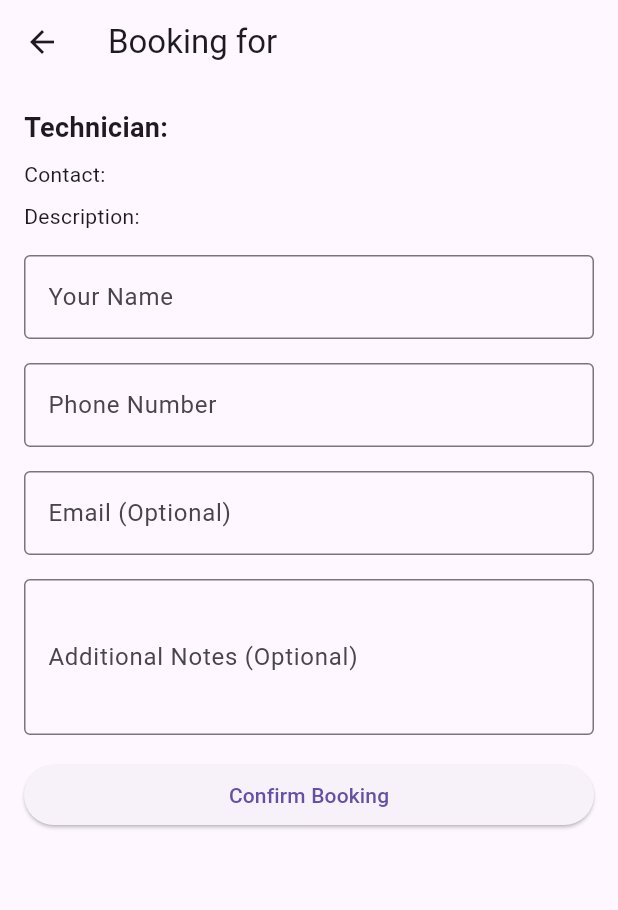
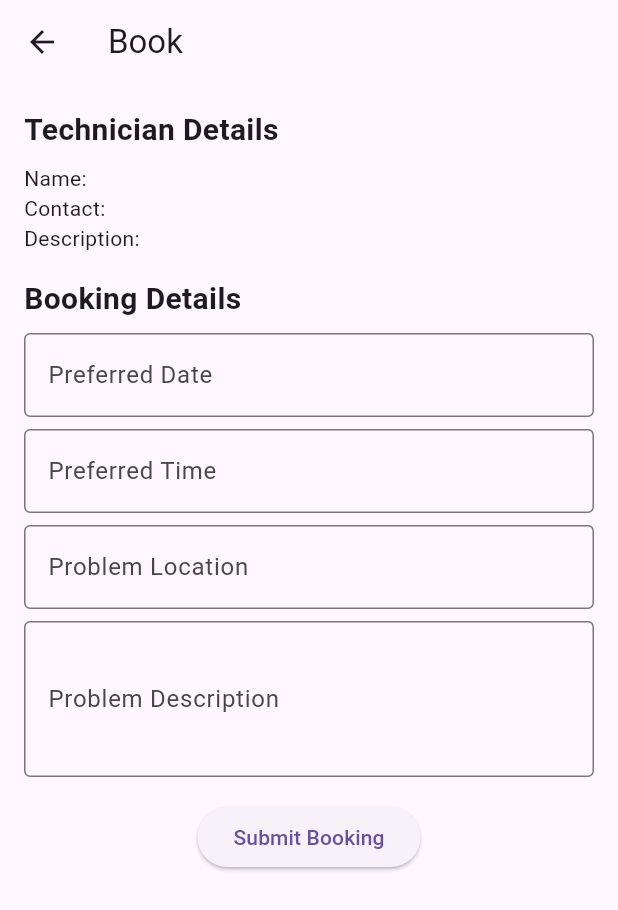
Before and after one commit to Likhitha494/hackathon, a Flutter app: the BookingPage screen opened directly with empty values, on a phone screen of 412 x 824 dp. Shown: the top 910 px of the screen. Run offline on Flutter 3.47's test engine with Material 3 defaults, Android fonts, the phone set to English and light mode, and no system bars; our stand-ins replace cloud_firestore, firebase_auth, firebase_core, firebase_database, flutter_spinkit, google_sign_in and 2 more; accounts and stored records are empty.

Commit message:
completed booking page

```diff
--- a/lib/book_page.dart
+++ b/lib/book_page.dart
@@ -1,230 +1,130 @@
 import 'package:flutter/material.dart';
-import 'package:firebase_core/firebase_core.dart';
-import 'package:firebase_auth/firebase_auth.dart';
 import 'package:cloud_firestore/cloud_firestore.dart';
-import 'package:telephony/telephony.dart';
 
-class BookingPage extends StatefulWidget {
+class BookingPage extends StatelessWidget {
   final String name;
   final String contact;
   final String description;
+  final String email; // Added email as a parameter
 
   const BookingPage({
-    Key? key,
+    super.key,
     required this.name,
     required this.contact,
     required this.description,
-  }) : super(key: key);
+    required this.email, // Initialize email
+  });
 
   @override
-  _BookingPageState createState() => _BookingPageState();
-}
+  Widget build(BuildContext context) {
+    final TextEditingController dateController = TextEditingController();
+    final TextEditingController timeController = TextEditingController();
+    final TextEditingController locationController = TextEditingController();
+    final TextEditingController problemDescriptionController =
+    TextEditingController();
 
-class _BookingPageState extends State<BookingPage> {
-  final _formKey = GlobalKey<FormState>();
-  final Telephony telephony = Telephony.instance;
-
-  // Controllers for text fields
-  final TextEditingController _nameController = TextEditingController();
-  final TextEditingController _phoneController = TextEditingController();
-  final TextEditingController _emailController = TextEditingController();
-  final TextEditingController _additionalNotesController = TextEditingController();
-
-  // Firebase instances
-  final FirebaseFirestore _firestore = FirebaseFirestore.instance;
-
-  @override
-  void initState() {
-    super.initState();
-    // Request SMS permissions
-    _requestSmsPermissions();
-  }
-
-  // Request SMS sending permissions
-  Future<void> _requestSmsPermissions() async {
-    bool? permissionsGranted = await telephony.requestPhoneAndSmsPermissions;
-    if (permissionsGranted != true) {
-      ScaffoldMessenger.of(context).showSnackBar(
-        const SnackBar(content: Text('SMS permissions are required to send confirmations')),
-      );
-    }
-  }
-
-  // Send SMS confirmation
-  Future<void> _sendSmsConfirmation(String phoneNumber) async {
-    try {
-      await telephony.sendSms(
-        to: phoneNumber,
-        message: 'Your booking with ${widget.name} has been confirmed. '
-            'Technician will contact you soon.',
-      );
-    } catch (e) {
-      print('Failed to send SMS: $e');
-      ScaffoldMessenger.of(context).showSnackBar(
-        SnackBar(content: Text('Could not send SMS confirmation: $e')),
-      );
-    }
-  }
-
-  // Save booking to Firestore
-  Future<void> _saveBookingToFirestore(Map<String, dynamic> bookingData) async {
-    try {
-      await _firestore.collection('bookings').add(bookingData);
-    } catch (e) {
-      print('Error saving booking: $e');
-      ScaffoldMessenger.of(context).showSnackBar(
-        SnackBar(content: Text('Failed to save booking: $e')),
-      );
-    }
-  }
-
-  // Confirm booking method
-  Future<void> _confirmBooking() async {
-    if (_formKey.currentState!.validate()) {
-      // Prepare booking data
-      Map<String, dynamic> bookingData = {
-        'technician_name': widget.name,
-        'technician_contact': widget.contact,
-        'service_description': widget.description,
-        'customer_name': _nameController.text,
-        'customer_phone': _phoneController.text,
-        'customer_email': _emailController.text,
-        'additional_notes': _additionalNotesController.text,
-        'booking_timestamp': FieldValue.serverTimestamp(),
-        'status': 'Pending'
+    void submitBooking() async {
+      final bookingDetails = {
+        'technicianName': name,
+        'contact': contact,
+        'description': description,
+        'preferredDate': dateController.text,
+        'preferredTime': timeController.text,
+        'problemLocation': locationController.text,
+        'problemDescription': problemDescriptionController.text,
+        'timestamp': Timestamp.now(),
       };
 
       try {
-        // Save to Firestore
-        await _saveBookingToFirestore(bookingData);
-
-        // Send SMS confirmation
-        await _sendSmsConfirmation(_phoneController.text);
+        // Store booking details in Firestore using email as document ID
+        await FirebaseFirestore.instance
+            .collection('TemporaryBookings')
+            .doc(email) // Use email as the document ID
+            .set(bookingDetails);
 
         // Show success message
         ScaffoldMessenger.of(context).showSnackBar(
-          SnackBar(
-            content: Text('Booking confirmed for ${widget.name}'),
-            backgroundColor: Colors.green,
-          ),
+          const SnackBar(content: Text('Booking submitted successfully!')),
         );
 
-        // Clear form
-        _nameController.clear();
-        _phoneController.clear();
-        _emailController.clear();
-        _additionalNotesController.clear();
+        Navigator.pop(context); // Navigate back to the previous screen
       } catch (e) {
+        // Handle errors
         ScaffoldMessenger.of(context).showSnackBar(
-          SnackBar(
-            content: Text('Booking failed: $e'),
-            backgroundColor: Colors.red,
-          ),
+          SnackBar(content: Text('Failed to submit booking: $e')),
         );
       }
     }
-  }
 
-  @override
-  Widget build(BuildContext context) {
     return Scaffold(
       appBar: AppBar(
-        title: Text('Booking for ${widget.name}'),
+        title: Text('Book $name'),
       ),
-      body: Padding(
+      body: SingleChildScrollView(
         padding: const EdgeInsets.all(16.0),
-        child: Form(
-          key: _formKey,
-          child: ListView(
-            children: [
-              Text(
-                'Technician: ${widget.name}',
-                style: const TextStyle(fontSize: 18, fontWeight: FontWeight.bold),
+        child: Column(
+          crossAxisAlignment: CrossAxisAlignment.start,
+          children: [
+            const Text(
+              'Technician Details',
+              style: TextStyle(fontSize: 20, fontWeight: FontWeight.bold),
+            ),
+            const SizedBox(height: 8),
+            Text('Name: $name'),
+            Text('Contact: $contact'),
+            Text('Description: $description'),
+            const SizedBox(height: 16),
+            const Text(
+              'Booking Details',
+              style: TextStyle(fontSize: 20, fontWeight: FontWeight.bold),
+            ),
+            const SizedBox(height: 8),
+            TextField(
+              controller: dateController,
+              decoration: const InputDecoration(
+                labelText: 'Preferred Date',
+                hintText: 'Enter a date (e.g., 2024-12-10)',
+                border: OutlineInputBorder(),
               ),
-              const SizedBox(height: 8),
-              Text('Contact: ${widget.contact}'),
-              const SizedBox(height: 8),
-              Text('Description: ${widget.description}'),
-              const SizedBox(height: 16),
-
-              // Customer Name Field
-              TextFormField(
-                controller: _nameController,
-                decoration: const InputDecoration(
-                  labelText: 'Your Name',
-                  border: OutlineInputBorder(),
-                ),
-                validator: (value) {
-                  if (value == null || value.isEmpty) {
-                    return 'Please enter your name';
-                  }
-                  return null;
-                },
+            ),
+            const SizedBox(height: 8),
+            TextField(
+              controller: timeController,
+              decoration: const InputDecoration(
+                labelText: 'Preferred Time',
+                hintText: 'Enter a time (e.g., 10:30 AM)',
+                border: OutlineInputBorder(),
               ),
-              const SizedBox(height: 16),
-
-              // Phone Number Field
-              TextFormField(
-                controller: _phoneController,
-                decoration: const InputDecoration(
-                  labelText: 'Phone Number',
-                  border: OutlineInputBorder(),
-                ),
-                keyboardType: TextInputType.phone,
-                validator: (value) {
-                  if (value == null || value.isEmpty) {
-                    return 'Please enter your phone number';
-                  }
-                  // Basic phone number validation
-                  if (!RegExp(r'^[0-9]{10}$').hasMatch(value)) {
-                    return 'Please enter a valid 10-digit phone number';
-                  }
-                  return null;
-                },
+            ),
+            const SizedBox(height: 8),
+            TextField(
+              controller: locationController,
+              decoration: const InputDecoration(
+                labelText: 'Problem Location',
+                hintText: 'Enter the address or location details',
+                border: OutlineInputBorder(),
               ),
-              const SizedBox(height: 16),
-
-              // Email Field
-              TextFormField(
-                controller: _emailController,
-                decoration: const InputDecoration(
-                  labelText: 'Email (Optional)',
-                  border: OutlineInputBorder(),
-                ),
-                keyboardType: TextInputType.emailAddress,
+            ),
+            const SizedBox(height: 8),
+            TextField(
+              controller: problemDescriptionController,
+              maxLines: 3,
+              decoration: const InputDecoration(
+                labelText: 'Problem Description',
+                hintText: 'Briefly describe the issue',
+                border: OutlineInputBorder(),
               ),
-              const SizedBox(height: 16),
-
-              // Additional Notes Field
-              TextFormField(
-                controller: _additionalNotesController,
-                decoration: const InputDecoration(
-                  labelText: 'Additional Notes (Optional)',
-                  border: OutlineInputBorder(),
-                ),
-                maxLines: 3,
+            ),
+            const SizedBox(height: 16),
+            Center(
+              child: ElevatedButton(
+                onPressed: submitBooking,
+                child: const Text('Submit Booking'),
               ),
-              const SizedBox(height: 16),
-
-              // Confirm Booking Button
-              ElevatedButton(
-                onPressed: _confirmBooking,
-                child: const Text('Confirm Booking'),
-              ),
-            ],
-          ),
+            ),
+          ],
         ),
       ),
     );
   }
-
-  @override
-  void dispose() {
-    // Dispose controllers to prevent memory leaks
-    _nameController.dispose();
-    _phoneController.dispose();
-    _emailController.dispose();
-    _additionalNotesController.dispose();
-    super.dispose();
-  }
 }
--- a/pubspec.yaml
+++ b/pubspec.yaml
@@ -40,7 +40,6 @@ dependencies:
   permission_handler: ^11.0.0
   firebase_database: ^10.5.7
   url_launcher: ^6.0.20
-  telephony: ^0.2.0
 dev_dependencies:
   flutter_test:
     sdk: flutter
```
Also changed, not shown: lib/services/ac_service.dart (+25 -11 lines), pubspec.lock.
